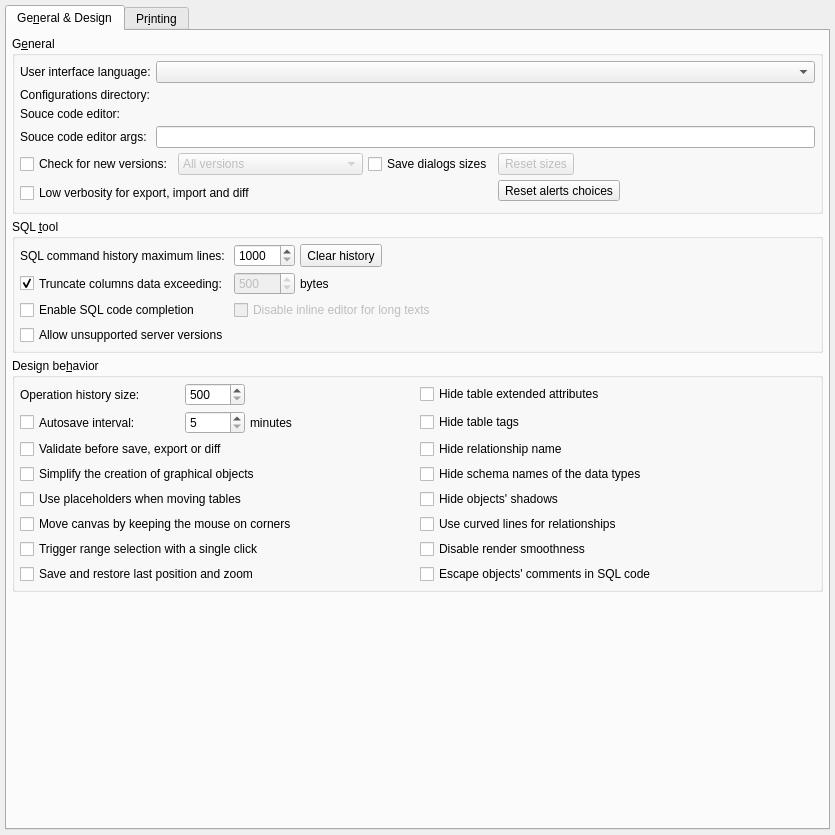
Qt form libs/libgui/ui/settings/generalconfigwidget.ui (pgmodeler/pgmodeler) before a commit.
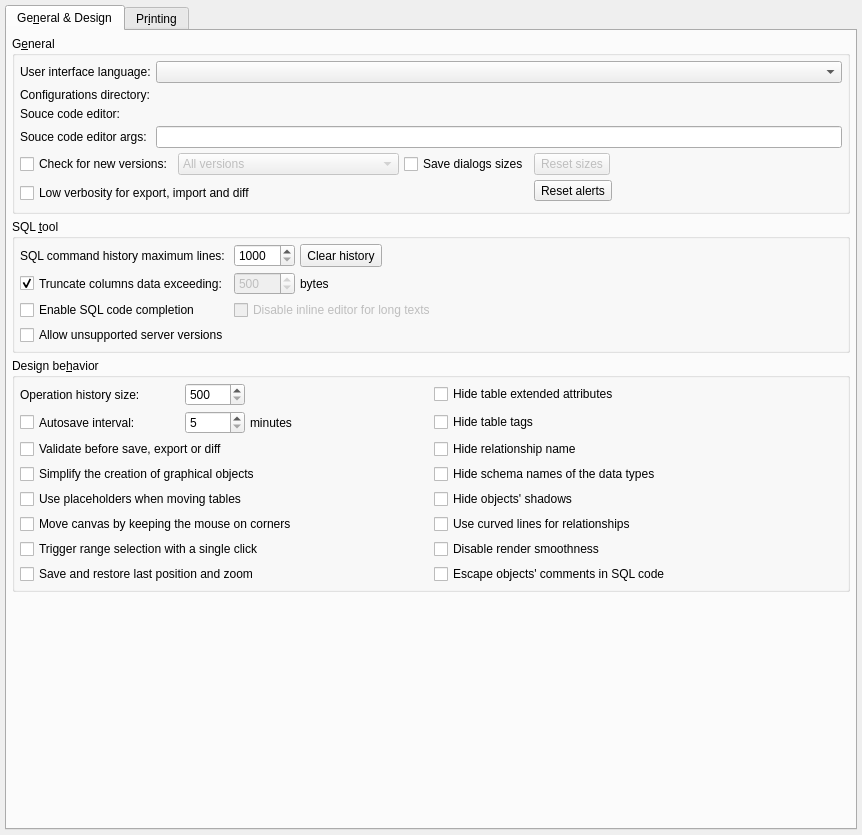
The same form after that commit. Icons and pictures are not drawn.

```diff
--- a/libs/libgui/ui/settings/generalconfigwidget.ui
+++ b/libs/libgui/ui/settings/generalconfigwidget.ui
@@ -6,7 +6,7 @@
    <rect>
     <x>0</x>
     <y>0</y>
-    <width>835</width>
+    <width>862</width>
     <height>835</height>
    </rect>
   </property>
@@ -227,7 +227,7 @@
                <string>&lt;p&gt;Reset alerts statuses/choices regarding the unsaved models, the open SQL execution tabs, and the usage of name disambiguation convention for duplicated object names.&lt;/p&gt;</string>
               </property>
               <property name="text">
-               <string>Reset alerts choices</string>
+               <string>Reset alerts</string>
               </property>
               <property name="icon">
                <iconset resource="../../res/resources.qrc">
```
Left out of the diff: 2 changed lines with no effect on the pictures.
